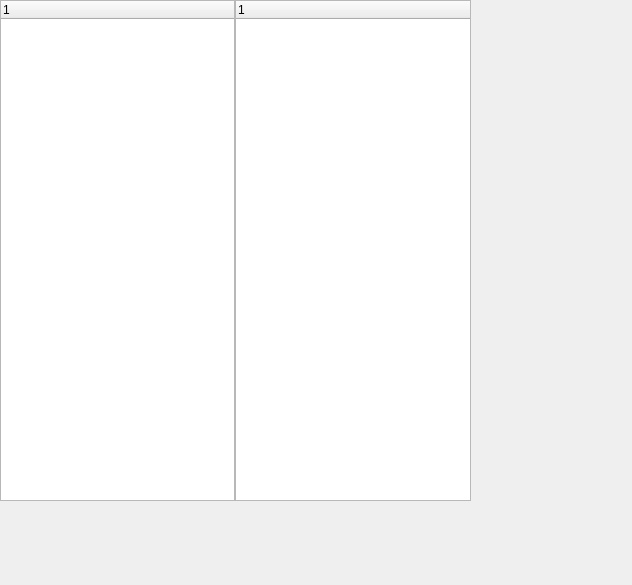
MrQqqq/RationalVueGUI, file GUI/DataZoneRight/datazoneright.ui: the form before one commit.
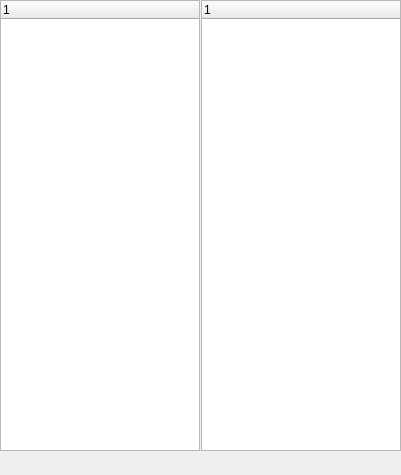
The form after the commit.

What changed in the file:
```diff
--- a/GUI/DataZoneRight/datazoneright.ui
+++ b/GUI/DataZoneRight/datazoneright.ui
@@ -1,21 +1,15 @@
 <?xml version="1.0" encoding="UTF-8"?>
 <ui version="4.0">
- <class>CdataZoneRight</class>
- <widget class="QMainWindow" name="CdataZoneRight">
+ <class>CDataZoneRight</class>
+ <widget class="QDockWidget" name="CDataZoneRight">
   <property name="geometry">
    <rect>
     <x>0</x>
     <y>0</y>
-    <width>632</width>
-    <height>585</height>
+    <width>401</width>
+    <height>475</height>
    </rect>
   </property>
-  <property name="maximumSize">
-   <size>
-    <width>16777215</width>
-    <height>16777215</height>
-   </size>
-  </property>
   <property name="windowTitle">
    <string>CdataZoneLeft</string>
   </property>
@@ -25,13 +19,13 @@
      <rect>
       <x>0</x>
       <y>0</y>
-      <width>471</width>
-      <height>501</height>
+      <width>401</width>
+      <height>451</height>
      </rect>
     </property>
     <layout class="QHBoxLayout" name="horizontalLayout_3">
      <property name="spacing">
-      <number>0</number>
+      <number>1</number>
      </property>
      <item>
       <widget class="QTreeWidget" name="treeWidget">
```
Left out of the diff: 4 changed lines with no effect on the pictures.
